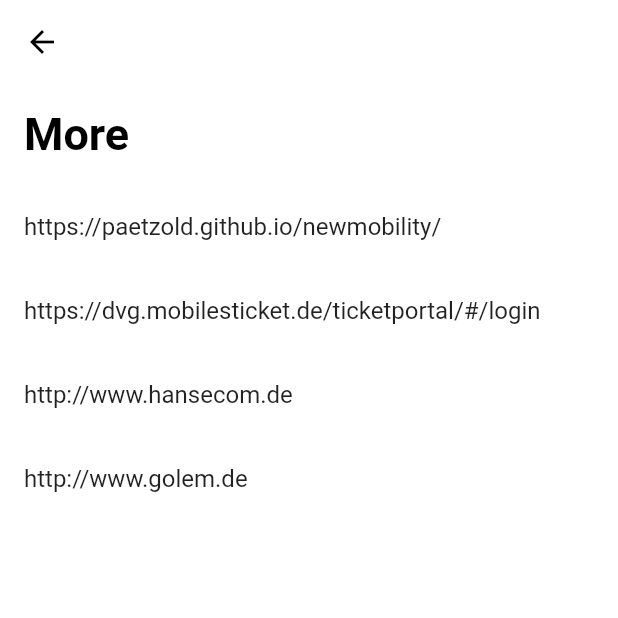
After one commit to paetzold/apps-nigiri, a Flutter app: the AppScreen screen opened directly, on a phone screen of 412 x 824 dp, the top half of it. The commit adds this screen. Run offline on Flutter 3.47's test engine with Material 2 defaults, Android fonts, the phone set to English and light mode, and no system bars; our stand-ins replace cached_network_image, flutter_bloc, location, sliding_up_panel; missing offline and left inert: flutter_inappwebview, mapbox_gl.

Commit message:
more and more

```diff
--- a/lib/main.dart
+++ b/lib/main.dart
@@ -2,12 +2,13 @@ import 'package:flutter/material.dart';
 import 'package:flutter_bloc/flutter_bloc.dart';
 import 'package:mappy/blocs/geocoding.bloc.dart';
 import 'package:mappy/ui/app.dart';
+import 'package:mappy/utils/appconfig.dart';
 
 void main() {
   runApp(
     BlocProvider(
       create: (BuildContext context) => GeocodingBloc(),
-      child: App(),
+      child: WithAppConfig(App()),
     ),
   );
 }
--- /dev/null
+++ b/lib/ui/screens/appScreen.dart
@@ -0,0 +1,45 @@
+import 'package:flutter/material.dart';
+import 'package:mappy/utils/appconfig.dart';
+
+class AppScreen extends StatelessWidget {
+  final Widget child;
+  final String title;
+
+  const AppScreen({Key key, Widget this.child, String this.title})
+      : super(key: key);
+
+  @override
+  Widget build(BuildContext context) {
+    Widget left = Navigator.of(context).canPop()
+        ? IconButton(
+            icon: Icon(Icons.arrow_back),
+            onPressed: () {
+              Navigator.of(context).pop();
+            },
+          )
+        : Container();
+
+    return Scaffold(
+        appBar: AppBar(leading: left),
+        body: Padding(
+          padding: const EdgeInsets.all(16.0),
+          child: Column(
+            crossAxisAlignment: CrossAxisAlignment.stretch,
+            children: [
+              Text(this.title, style: Theme.of(context).textTheme.headline1),
+              SizedBox(height: 16.0),
+              UseAppConfig((context, appConfig, child) {
+                return Expanded(child: this.child);
+              })
+            ],
+          ),
+        ));
+  }
+}
+
+/**
+ *
+ *
+ *
+ *
+ */
--- /dev/null
+++ b/lib/utils/appconfig.dart
@@ -0,0 +1,48 @@
+import 'package:flutter/material.dart';
+import 'package:provider/provider.dart';
+
+class AppConfig extends ChangeNotifier {
+  /// Internal, private state of the cart.
+  //final List<Item> _items = [];
+
+  /// An unmodifiable view of the items in the cart.
+  //UnmodifiableListView<Item> get items => UnmodifiableListView(_items);
+
+  /// The current total price of all items (assuming all items cost $42).
+  //int get totalPrice => _items.length * 42;
+
+  /// Adds [item] to cart. This and [removeAll] are the only ways to modify the
+  /// cart from the outside.
+  //void add(Item item) {
+  //  _items.add(item);
+  // This call tells the widgets that are listening to this model to rebuild.
+  //  notifyListeners();
+  //}
+
+  /// Removes all items from the cart.
+  //void removeAll() {
+  //  _items.clear();
+  // This call tells the widgets that are listening to this model to rebuild.
+  //  notifyListeners();
+  //}
+
+  List<String> get links => [
+        "https://paetzold.github.io/newmobility/",
+        "https://dvg.mobilesticket.de/ticketportal/#/login",
+        "http://www.hansecom.de",
+        "http://www.golem.de",
+      ];
+}
+
+Function WithAppConfig = (wrapped) => ChangeNotifierProvider(
+      create: (context) => AppConfig(),
+      child: Consumer<AppConfig>(
+        builder: (context, appConfig, child) {
+          return wrapped;
+        },
+      ),
+    );
+
+Function UseAppConfig = (builder) => Consumer<AppConfig>(
+      builder: builder,
+    );
--- a/pubspec.yaml
+++ b/pubspec.yaml
@@ -22,8 +22,10 @@ dependencies:
   http: ^0.12.2
   sliding_up_panel: ^1.0.2
   flutter_inappwebview: any
-
-
+  cached_network_image : any
+  shared_preferences : any
+  url_launcher : any
+  provider : any
   # Misc
   adobe_xd : any
 
```
Also changed, not shown: lib/XDTextStyles.dart (+5 -5 lines), lib/ui/screens/home.screen.dart (+62 -25 lines), lib/ui/screens/moreScreen.dart (added, +41 -0 lines), 1 other file.
